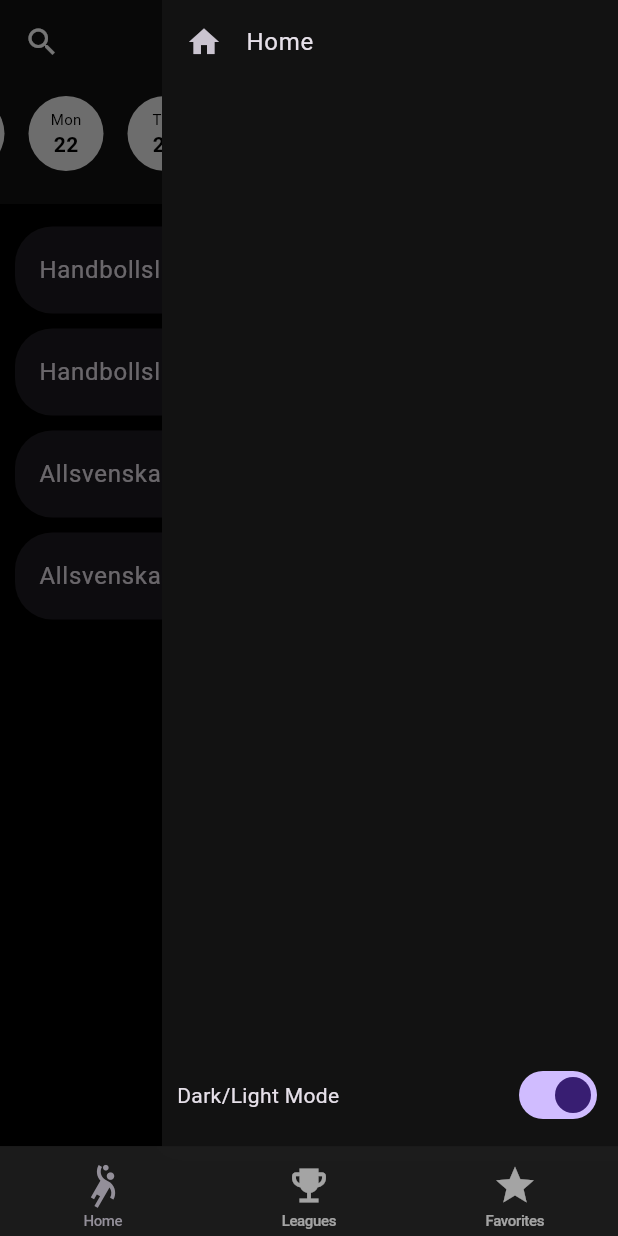
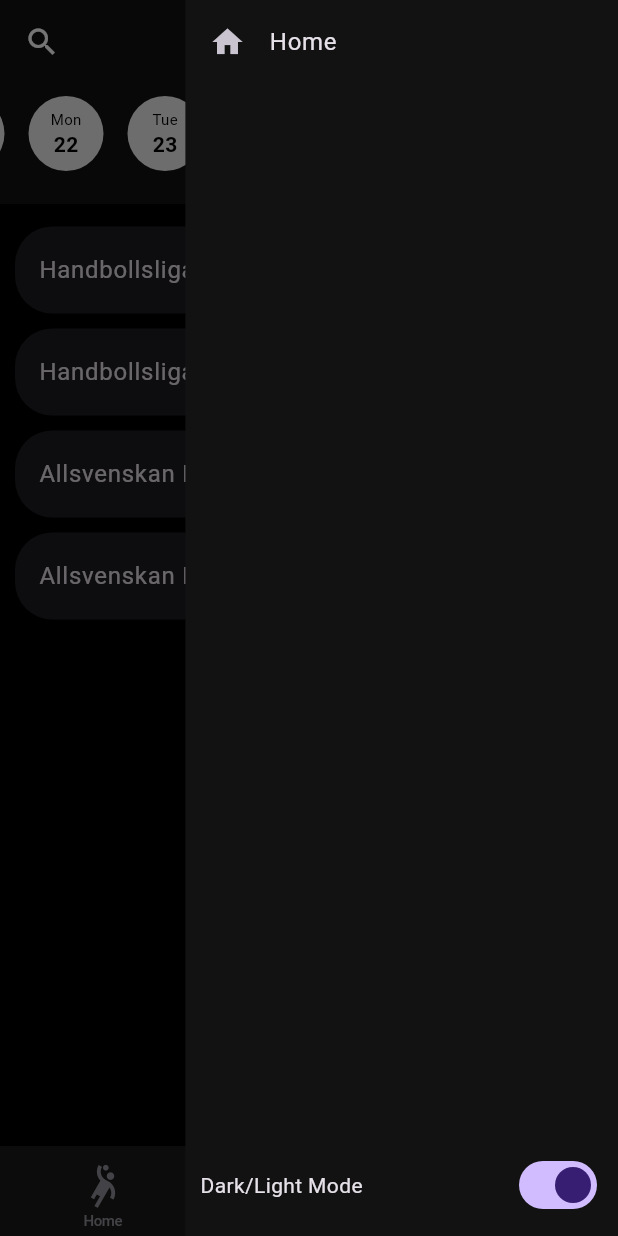
Before and after one commit to LukasHerwig/Sturmer, a Flutter app: the screen it shows after launch, with the side drawer open, on a phone screen of 412 x 824 dp. Run offline on Flutter 3.47's test engine with Material 3 defaults, Android fonts, the phone set to English and light mode, and no system bars; our stand-ins replace flutter_riverpod, go_router, shared_preferences.

Commit message:
Refactor app bar and drawer

```diff
--- a/lib/core/navigation/drawer.dart
+++ b/lib/core/navigation/drawer.dart
@@ -15,6 +15,9 @@ class ListDrawer extends ConsumerWidget {
     return Drawer(
       shape: const RoundedRectangleBorder(borderRadius: BorderRadius.zero),
       child: SafeArea(
+        child: Container(
+          width: MediaQuery.of(context).size.width * 0.5,
+          transformAlignment: Alignment.topRight,
           child: Column(
             children: [
               ListTile(
@@ -40,6 +43,7 @@ class ListDrawer extends ConsumerWidget {
             ],
           ),
         ),
+      ),
     );
   }
 }
--- a/lib/core/routes/app_router.dart
+++ b/lib/core/routes/app_router.dart
@@ -1,28 +1,30 @@
 import 'package:flutter/material.dart';
 import 'package:flutter_riverpod/flutter_riverpod.dart';
 import 'package:go_router/go_router.dart';
+import 'package:sturmer/core/navigation/drawer.dart';
 import 'package:sturmer/features/favorites/screens/favorites_screen.dart';
 import 'package:sturmer/features/home/screens/home.dart';
 import 'package:sturmer/features/leagues/screens/details.dart';
 import 'package:sturmer/features/leagues/screens/leagues.dart';
 import 'package:sturmer/features/main_layout/main_layout.dart';
 
-final GlobalKey<NavigatorState> _rootNavigatorKey =
-    GlobalKey(debugLabel: 'root');
+final GlobalKey<NavigatorState> _rootNavigator = GlobalKey(debugLabel: 'root');
+final GlobalKey<NavigatorState> _shellNavigator = GlobalKey();
 
 final goRouterProvider = Provider<GoRouter>((ref) {
   return GoRouter(
-    navigatorKey: _rootNavigatorKey,
+    navigatorKey: _rootNavigator,
     initialLocation: '/home',
     routes: [
       StatefulShellRoute.indexedStack(
-        builder: (context, state, child) {
-          return MainLayout(child: child);
+        builder: (context, state, navigationShell) {
+          return MainLayout(navigationShell: navigationShell);
         },
         branches: [
           StatefulShellBranch(
             routes: [
               GoRoute(
+                  // parentNavigatorKey: _shellNavigator,
                   name: 'home',
                   path: '/home',
                   pageBuilder: (context, state) {
@@ -43,10 +45,11 @@ final goRouterProvider = Provider<GoRouter>((ref) {
                       key: state.pageKey,
                       child: const LeaguesScreen(),
                     );
-                  }),
+                  },
+                  routes: [
                     GoRoute(
                         name: 'leaguesDetails',
-                  path: '/leagues/details/:leagueId/:leagueName',
+                        path: 'details/:leagueId/:leagueName',
                         pageBuilder: (context, state) {
                           final leagueIdStr = state.pathParameters['leagueId'];
                           final leagueName = state.pathParameters['leagueName'];
@@ -58,11 +61,13 @@ final goRouterProvider = Provider<GoRouter>((ref) {
                                 leagueId: leagueId, leagueName: leagueName),
                           );
                         })
+                  ]),
             ],
           ),
           StatefulShellBranch(
             routes: [
               GoRoute(
+                  // parentNavigatorKey: _shellNavigator,
                   name: 'favorite',
                   path: '/favorite',
                   pageBuilder: (context, state) {
--- a/lib/features/home/screens/home.dart
+++ b/lib/features/home/screens/home.dart
@@ -22,9 +22,10 @@ class HomeScreen extends ConsumerStatefulWidget {
 class _HomeScreenState extends ConsumerState<HomeScreen> {
   late Map<String, List<Games>> matchesCache = {};
 
-  void displayDrawer(BuildContext context) {
-    Scaffold.of(context).openEndDrawer();
-  }
+  // void displayDrawer(BuildContext context) {
+  //   Scaffold.of(context).openEndDrawer();
+  //   // GoRouter.of(context).namedLocation('settings');
+  // }
 
   final ScrollController scrollController = ScrollController();
   final today = DateTime.now();
@@ -85,38 +86,39 @@ class _HomeScreenState extends ConsumerState<HomeScreen> {
     final currentTheme = ref.watch(themeNotifierProvider);
 
     return Scaffold(
-      appBar: AppBar(
-        title: const Center(
-          child: Row(
-            mainAxisAlignment: MainAxisAlignment.center,
-            children: [
-              Text(
-                'Stürmer',
-                style: TextStyle(
-                    fontFamily: 'Germania One',
-                    fontSize: 30,
-                    fontStyle: FontStyle.italic),
-              ),
-              SizedBox(width: 10),
-              Icon(Icons.sports_handball_outlined),
-            ],
-          ),
-        ),
-        leading: IconButton(
-          icon: const Icon(Icons.search),
-          onPressed: () {},
-        ),
-        actions: [
-          Builder(builder: (context) {
-            return IconButton(
-              icon: const Icon(Icons.menu),
-              onPressed: () {
-                displayDrawer(context);
-              },
-            );
-          }),
-        ],
-      ),
+      // appBar: AppBar(
+      //   title: const Center(
+      //     child: Row(
+      //       mainAxisAlignment: MainAxisAlignment.center,
+      //       children: [
+      //         Text(
+      //           'Stürmer',
+      //           style: TextStyle(
+      //               fontFamily: 'Germania One',
+      //               fontSize: 30,
+      //               fontStyle: FontStyle.italic),
+      //         ),
+      //         SizedBox(width: 10),
+      //         Icon(Icons.sports_handball_outlined),
+      //       ],
+      //     ),
+      //   ),
+      //   leading: IconButton(
+      //     icon: const Icon(Icons.search),
+      //     onPressed: () {},
+      //   ),
+      //   actions: [
+      //     Builder(builder: (context) {
+      //       return IconButton(
+      //         icon: const Icon(Icons.menu),
+      //         onPressed: () {
+      //           displayDrawer(context);
+      //           // GoRouter.of(context).pushNamed('settings');
+      //         },
+      //       );
+      //     }),
+      //   ],
+      // ),
       endDrawer: const ListDrawer(),
       body: Column(
         children: [
--- a/lib/features/main_layout/main_layout.dart
+++ b/lib/features/main_layout/main_layout.dart
@@ -1,19 +1,69 @@
 import 'package:flutter/material.dart';
+import 'package:go_router/go_router.dart';
+import 'package:sturmer/core/navigation/drawer.dart';
 import 'package:sturmer/core/navigation/navigation_bar.dart';
 
 class MainLayout extends StatefulWidget {
-  const MainLayout({Key? key, required this.child}) : super(key: key);
-  final Widget child;
+  const MainLayout({Key? key, required this.navigationShell}) : super(key: key);
+  final StatefulNavigationShell navigationShell;
 
   @override
   State<MainLayout> createState() => _MainLayoutState();
 }
 
 class _MainLayoutState extends State<MainLayout> {
+  void _goBranch(int index) {
+    widget.navigationShell.goBranch(
+      index,
+      initialLocation: index == widget.navigationShell.currentIndex,
+    );
+  }
+
+  void displayDrawer(BuildContext context) {
+    Scaffold.of(context).openEndDrawer();
+  }
+
   @override
   Widget build(BuildContext context) {
     return Scaffold(
-      body: widget.child,
+      appBar: AppBar(
+        title: const Center(
+          child: Row(
+            mainAxisAlignment: MainAxisAlignment.center,
+            children: [
+              Text(
+                'Stürmer',
+                style: TextStyle(
+                    fontFamily: 'Germania One',
+                    fontSize: 30,
+                    fontStyle: FontStyle.italic),
+              ),
+              SizedBox(width: 10),
+              Icon(Icons.sports_handball_outlined),
+            ],
+          ),
+        ),
+        leading: IconButton(
+          icon: const Icon(Icons.search),
+          onPressed: () {},
+        ),
+        actions: [
+          Builder(builder: (context) {
+            return IconButton(
+              icon: const Icon(Icons.menu),
+              onPressed: () {
+                displayDrawer(context);
+              },
+            );
+          }),
+        ],
+      ),
+      endDrawer: Container(
+          width: MediaQuery.of(context).size.width * 0.7,
+          child: const ListDrawer()),
+      body: SizedBox.expand(
+        child: widget.navigationShell,
+      ),
       bottomNavigationBar: const CustomNavigationbar(),
     );
   }
```
Also changed, not shown: lib/features/favorites/screens/favorites_screen.dart (+32 -32 lines), lib/features/leagues/screens/details.dart (+24 -24 lines), lib/features/leagues/screens/leagues.dart (+32 -32 lines). Lines whose indentation alone changed are shown as unchanged.
